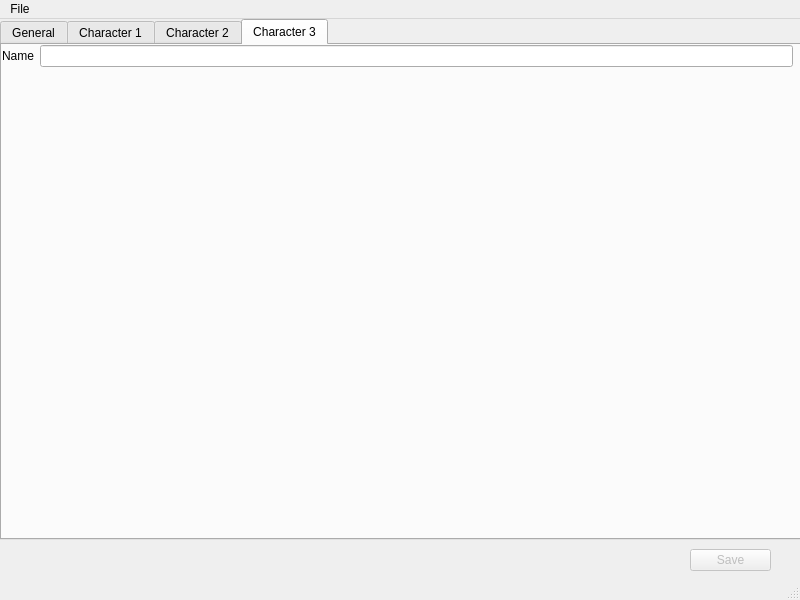
The window that sd3save_editor/gui/mainwindow.ui (rrooij/sd3save_editor) describes before a commit, drawn with Qt 5.
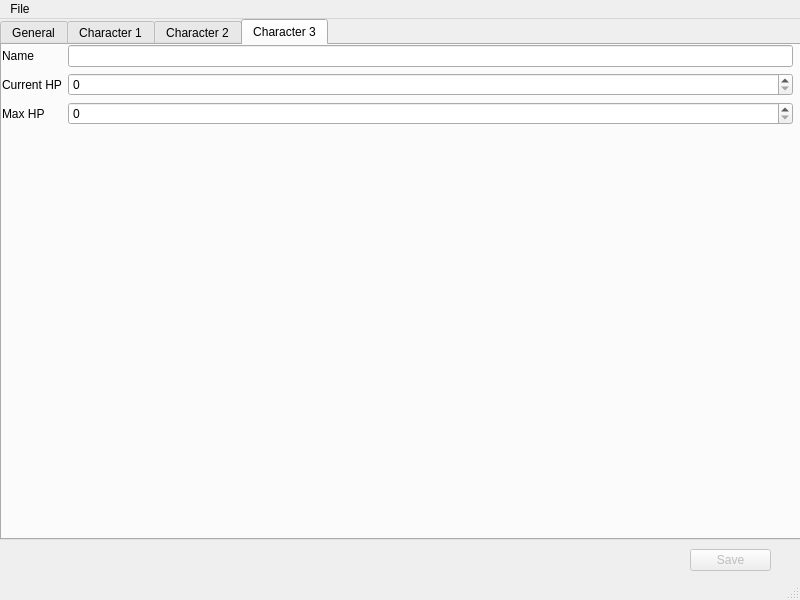
The same window after the commit. The open tabs and pages were chosen to show the change.

Commit message:
Add max and current HP to GUI
The code should be refactored by the way. It's a mess now.

Patch:
```diff
--- a/sd3save_editor/gui/mainwindow.ui
+++ b/sd3save_editor/gui/mainwindow.ui
@@ -164,6 +164,34 @@
        <item row="1" column="1">
         <widget class="QLineEdit" name="c3NameLineEdit"/>
        </item>
+       <item row="2" column="0">
+        <widget class="QLabel" name="labelCurrentHpChar3">
+         <property name="text">
+          <string>Current HP</string>
+         </property>
+        </widget>
+       </item>
+       <item row="3" column="0">
+        <widget class="QLabel" name="labelMaxHpChar3">
+         <property name="text">
+          <string>Max HP</string>
+         </property>
+        </widget>
+       </item>
+       <item row="2" column="1">
+        <widget class="QSpinBox" name="spinBoxCurrentHpChar3">
+         <property name="maximum">
+          <number>999</number>
+         </property>
+        </widget>
+       </item>
+       <item row="3" column="1">
+        <widget class="QSpinBox" name="spinBoxMaxHpChar3">
+         <property name="maximum">
+          <number>999</number>
+         </property>
+        </widget>
+       </item>
       </layout>
      </widget>
     </widget>
```
Left out of the diff: 58 changed lines with no effect on the pictures. The commit also changes 2 other files.
